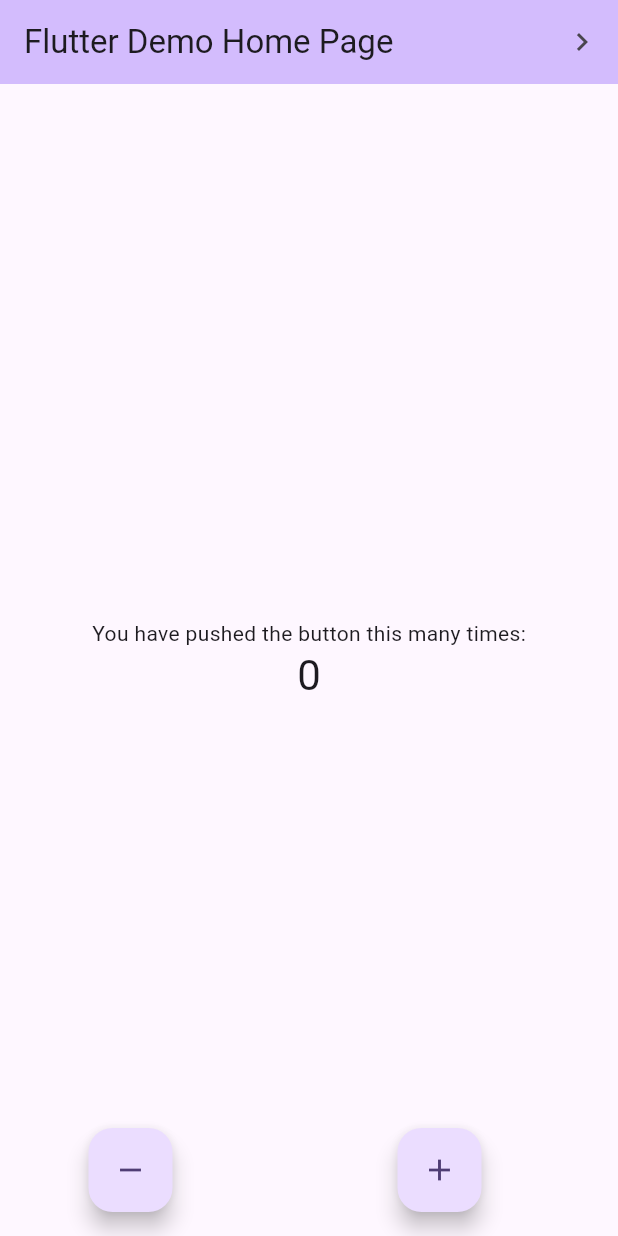
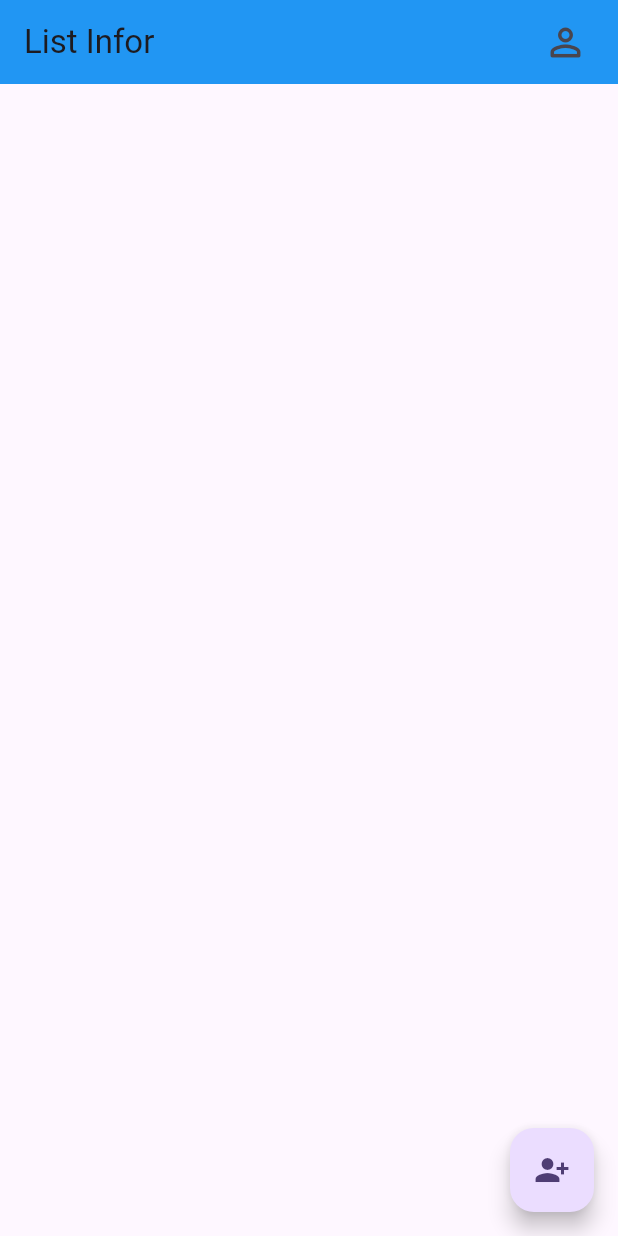
Before and after one commit to PHANNA11/counter_app, a Flutter app: the screen it shows after launch, on a phone screen of 412 x 824 dp. Run offline on Flutter 3.47's test engine with Material 3 defaults, Android fonts, the phone set to English and light mode, and no system bars; drawn by our look-alikes of badges; our stand-ins replace faker, get.

Commit message:
list user add

```diff
--- a/lib/main.dart
+++ b/lib/main.dart
@@ -1,5 +1,6 @@
 import 'package:counter_app/counter_controller.dart';
 import 'package:counter_app/screen2.dart';
+import 'package:counter_app/user/screen/list_user_screen.dart';
 import 'package:flutter/material.dart';
 import 'package:get/get.dart';
 
@@ -18,7 +19,7 @@ class MyApp extends StatelessWidget {
         colorScheme: ColorScheme.fromSeed(seedColor: Colors.deepPurple),
         useMaterial3: true,
       ),
-      home: const MyHomePage(title: 'Flutter Demo Home Page'),
+      home: ListUserScreen(),
     );
   }
 }
@@ -67,6 +68,7 @@ class _MyHomePageState extends State<MyHomePage> {
           mainAxisAlignment: MainAxisAlignment.spaceAround,
           children: [
             FloatingActionButton(
+              heroTag: '123456',
               onPressed: () {
                 controller.decrement();
               },
@@ -74,6 +76,7 @@ class _MyHomePageState extends State<MyHomePage> {
               child: const Icon(Icons.remove),
             ),
             FloatingActionButton(
+              heroTag: '98765432',
               onPressed: () {
                 controller.increment();
               },
--- a/lib/screen2.dart
+++ b/lib/screen2.dart
@@ -14,7 +14,6 @@ class Screen2 extends StatelessWidget {
         appBar: AppBar(
           backgroundColor: Theme.of(context).colorScheme.inversePrimary,
           title: Text('Screen2'),
-
         ),
         body: Center(
           child: Column(
@@ -34,6 +33,7 @@ class Screen2 extends StatelessWidget {
           mainAxisAlignment: MainAxisAlignment.spaceAround,
           children: [
             FloatingActionButton(
+              heroTag: '876345',
               onPressed: () {
                 controller.decrement();
               },
@@ -41,6 +41,7 @@ class Screen2 extends StatelessWidget {
               child: const Icon(Icons.remove),
             ),
             FloatingActionButton(
+              heroTag: '1',
               onPressed: () {
                 controller.increment();
               },
--- /dev/null
+++ b/lib/user/controller/list_user_controller.dart
@@ -0,0 +1,12 @@
+import 'package:counter_app/user/model/user_model.dart';
+import 'package:get/get_state_manager/get_state_manager.dart';
+import 'package:get/state_manager.dart';
+
+class ListUserController extends GetxController {
+  RxList<UserModel> listUsers = <UserModel>[].obs;
+
+  void addUser({required UserModel user}) {
+    listUsers.add(user);
+    update();
+  }
+}
--- /dev/null
+++ b/lib/user/model/user_model.dart
@@ -0,0 +1,7 @@
+class UserModel {
+  int? id;
+  String? name;
+  String? position;
+  int? age;
+  UserModel({this.id, this.name, this.age, this.position});
+}
--- /dev/null
+++ b/lib/user/screen/list_user_screen.dart
@@ -0,0 +1,61 @@
+import 'dart:math';
+
+import 'package:counter_app/user/controller/list_user_controller.dart';
+import 'package:counter_app/user/model/user_model.dart';
+import 'package:faker/faker.dart';
+import 'package:flutter/material.dart';
+import 'package:badges/badges.dart' as badges;
+import 'package:get/get.dart';
+
+class ListUserScreen extends StatelessWidget {
+  ListUserScreen({super.key});
+  final controller = Get.put(ListUserController());
+  @override
+  Widget build(BuildContext context) {
+    return GetBuilder<ListUserController>(builder: (contextGetx) {
+      return Scaffold(
+        appBar: AppBar(
+          backgroundColor: Colors.blue,
+          title: const Text('List Infor'),
+          actions: [
+            Center(
+              child: badges.Badge(
+                showBadge: controller.listUsers.isEmpty ? false : true,
+                badgeContent: Text(controller.listUsers.length.toString()),
+                child: Icon(
+                  Icons.person_outline_rounded,
+                  size: 30,
+                ),
+              ),
+            ),
+            SizedBox(
+              width: 20,
+            )
+          ],
+        ),
+        body: ListView.separated(
+            itemBuilder: (context, index) => ListTile(
+                  title: Text(controller.listUsers[index].name.toString()),
+                  subtitle:
+                      Text('Age ${controller.listUsers[index].age.toString()}'),
+                  trailing:
+                      Text(controller.listUsers[index].position.toString()),
+                ),
+            separatorBuilder: (context, index) => const Divider(),
+            itemCount: controller.listUsers.length),
+        floatingActionButton: FloatingActionButton(
+          onPressed: () {
+            final faker = Faker();
+            controller.addUser(
+                user: UserModel(
+                    id: DateTime.now().millisecondsSinceEpoch,
+                    name: faker.person.name(),
+                    age: random.decimal(min: 1, scale: 100).toInt(),
+                    position: 'Dev'));
+          },
+          child: Icon(Icons.person_add_alt_1),
+        ),
+      );
+    });
+  }
+}
--- a/pubspec.yaml
+++ b/pubspec.yaml
@@ -36,6 +36,8 @@ dependencies:
   # Use with the CupertinoIcons class for iOS style icons.
   cupertino_icons: ^1.0.2
   get: ^4.6.6
+  badges: ^3.1.2
+  faker: ^2.2.0
 
 dev_dependencies:
   flutter_test:
```
Also changed, not shown: pubspec.lock.
